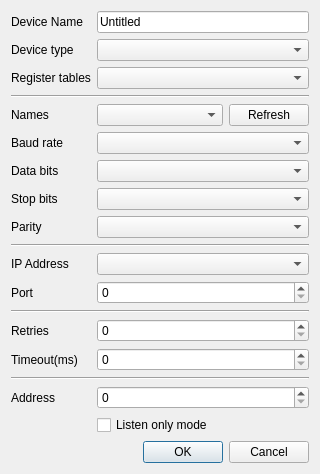
Above: src/x/modbus/modbusdeviceeditor.ui from x-tools-author/x-tools before the change. Below: the same form after it.
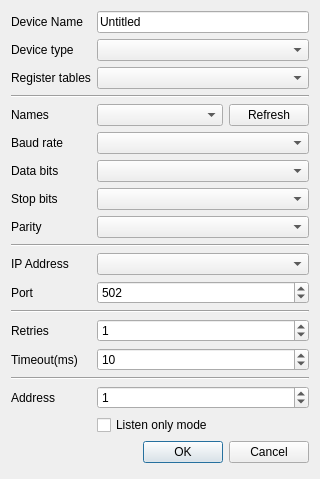
That is the form after the change.

What changed in the file:
```diff
--- a/src/x/modbus/modbusdeviceeditor.ui
+++ b/src/x/modbus/modbusdeviceeditor.ui
@@ -7,7 +7,7 @@
     <x>0</x>
     <y>0</y>
     <width>320</width>
-    <height>450</height>
+    <height>479</height>
    </rect>
   </property>
   <property name="minimumSize">
@@ -44,7 +44,17 @@
     </widget>
    </item>
    <item row="11" column="1">
-    <widget class="QSpinBox" name="spinBoxTcpPort"/>
+    <widget class="QSpinBox" name="spinBoxTcpPort">
+     <property name="minimum">
+      <number>1</number>
+     </property>
+     <property name="maximum">
+      <number>65535</number>
+     </property>
+     <property name="value">
+      <number>502</number>
+     </property>
+    </widget>
    </item>
    <item row="14" column="0">
     <widget class="QLabel" name="labelTimeout">
@@ -112,7 +122,11 @@
     </widget>
    </item>
    <item row="13" column="1">
-    <widget class="QSpinBox" name="spinBoxNumberOfRetries"/>
+    <widget class="QSpinBox" name="spinBoxNumberOfRetries">
+     <property name="value">
+      <number>1</number>
+     </property>
+    </widget>
    </item>
    <item row="1" column="1">
     <widget class="QComboBox" name="comboBoxDeviceType"/>
@@ -192,7 +206,17 @@
     </widget>
    </item>
    <item row="16" column="1">
-    <widget class="QSpinBox" name="spinBoxServerAddress"/>
+    <widget class="QSpinBox" name="spinBoxServerAddress">
+     <property name="maximum">
+      <number>256</number>
+     </property>
+     <property name="value">
+      <number>1</number>
+     </property>
+     <property name="displayIntegerBase">
+      <number>10</number>
+     </property>
+    </widget>
    </item>
    <item row="10" column="1">
     <widget class="QComboBox" name="comboBoxTcpAddress"/>
@@ -201,7 +225,14 @@
     <widget class="QComboBox" name="comboBoxRtuParity"/>
    </item>
    <item row="14" column="1">
-    <widget class="QSpinBox" name="spinBoxTimeout"/>
+    <widget class="QSpinBox" name="spinBoxTimeout">
+     <property name="maximum">
+      <number>1000</number>
+     </property>
+     <property name="value">
+      <number>10</number>
+     </property>
+    </widget>
    </item>
    <item row="6" column="0">
     <widget class="QLabel" name="labelDataBits">
```
